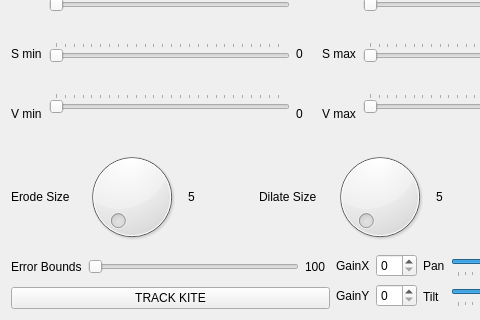
First picture: the form in KiteControl-Qt/imageprocessing.ui, repository adrienemery/zenith-wind-power, before the edit; both pictures show x 0 to 480 and y 83 to 403 of the 638 by 403 pixel window.
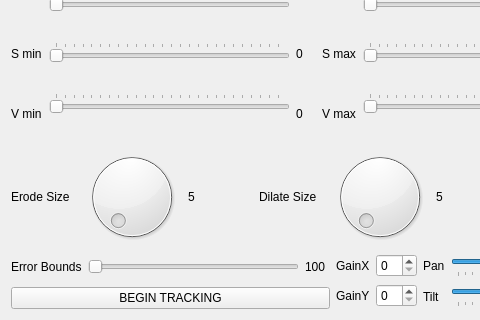
Second picture: the form after the edit. Icons and pictures are not drawn.

Commit message: Removed pan/tilt sliders from MainWindow.

The edit to the form file:
```diff
--- a/KiteControl-Qt/imageprocessing.ui
+++ b/KiteControl-Qt/imageprocessing.ui
@@ -522,7 +522,7 @@
      <item>
       <widget class="QPushButton" name="trackKite_pushButton">
        <property name="text">
-        <string>TRACK KITE</string>
+        <string>BEGIN TRACKING</string>
        </property>
       </widget>
      </item>
```
The commit also changes 7 other files.
